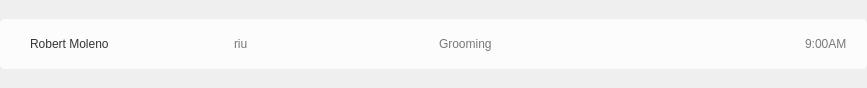
Before: the Qt Designer form Desktop_Application/Frontend/ui-files/AppointmentsTodayCard.ui in DreddVDomasian/Petmate-Desktop-Application, drawn with Qt 5.
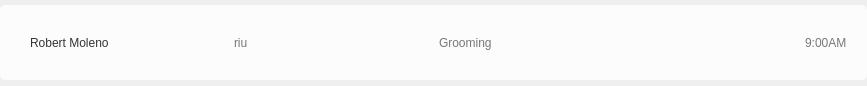
After: the same form once the commit is applied.

What changed in the file:
```diff
--- a/Desktop_Application/Frontend/ui-files/AppointmentsTodayCard.ui
+++ b/Desktop_Application/Frontend/ui-files/AppointmentsTodayCard.ui
@@ -7,7 +7,7 @@
     <x>0</x>
     <y>0</y>
     <width>867</width>
-    <height>88</height>
+    <height>86</height>
    </rect>
   </property>
   <property name="windowTitle">
@@ -40,18 +40,21 @@
      <property name="minimumSize">
       <size>
        <width>0</width>
-       <height>50</height>
+       <height>75</height>
       </size>
      </property>
      <property name="layoutDirection">
       <enum>Qt::LeftToRight</enum>
      </property>
      <property name="styleSheet">
-      <string notr="true">QFrame{
+      <string notr="true">#homeAppointments{
 	background-color:#fcfcfc;
 	border-radius : 5px;
 	border-bottom: #272727;
 	border-right: #272727;
+}
+#homeAppointments:hover{
+	background-color: #81BFDA;
 }</string>
      </property>
      <property name="frameShape">
```
